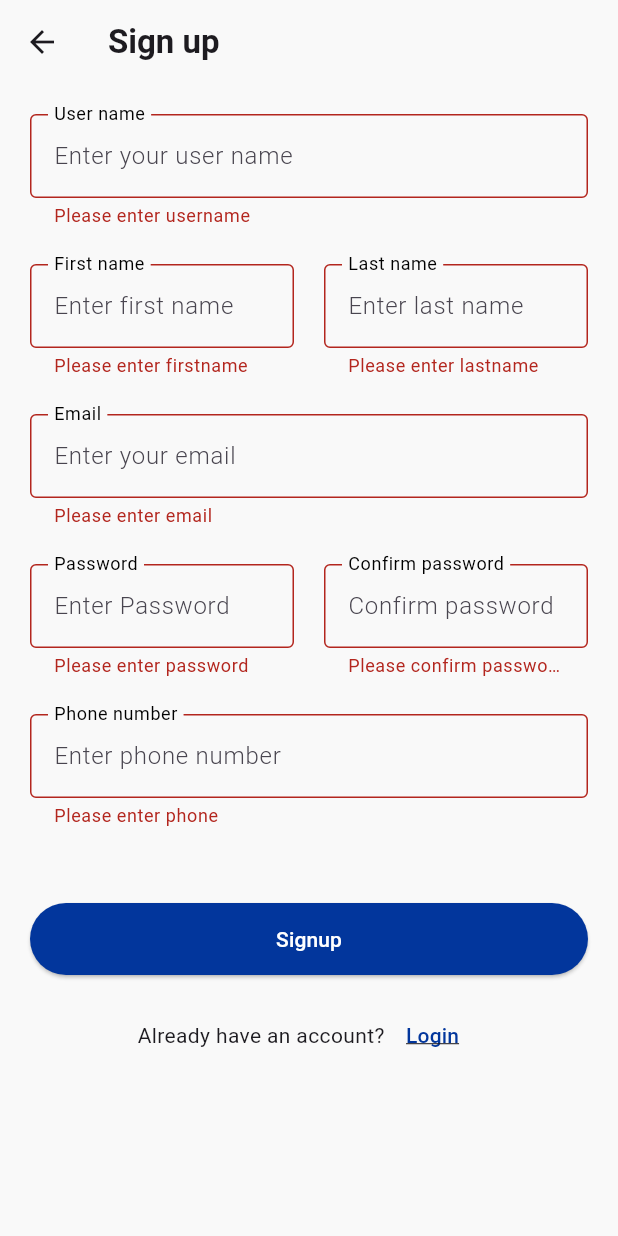
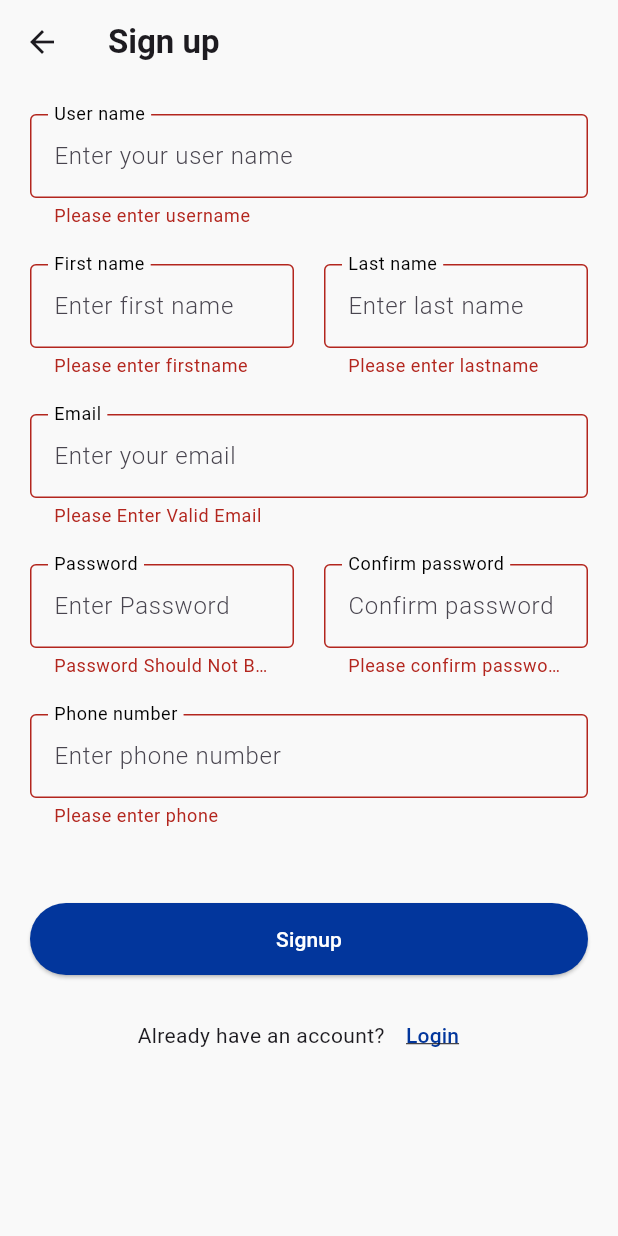
Before and after one commit to AbdulrhmanMohamed/elevate_online_exam, a Flutter app: the RegisterScreen screen opened by its route, after a tap on "Signup", on a phone screen of 412 x 824 dp. Run offline on Flutter 3.47's test engine with Material 3 defaults, Android fonts, the phone set to English and light mode, and no system bars; our stand-ins replace dio, flutter_bloc, get_it, injectable, pretty_dio_logger.

Commit message:
fix:register form validations

```diff
--- a/lib/presentaion/views/login/email_and_password.dart
+++ b/lib/presentaion/views/login/email_and_password.dart
@@ -6,23 +6,44 @@ import 'package:flutter/material.dart';
 class EmailAndPassword extends StatefulWidget {
   final TextEditingController? emailController;
   final TextEditingController? passwordController;
-  bool ?labelError;
-   EmailAndPassword({super.key, this.emailController, this.passwordController,this.labelError=false});
+  bool? labelError;
+  EmailAndPassword(
+      {super.key,
+      this.emailController,
+      this.passwordController,
+      this.labelError = false});
   @override
   State<EmailAndPassword> createState() => _EmailAndPasswordState();
+}
+
+String? email_validator(String? value) {
+  if (value != null && (value.isEmpty || !value.contains("@")))
+    return "Please Enter Valid Email";
+  return null;
+}
+
+String? passwordValidator(String? value) {
+  final RegExp passwordRegExp =
+      RegExp(r'^(?=.*?[A-Z])(?=.*?[a-z])(?=.*?[0-9])(?=.*?[#?!@$%^&*-]).{8,}$');
+
+  if (value!.isEmpty) return "Password Should Not Be Empty";
+  if (!passwordRegExp.hasMatch(value))
+    return "Password should have should have numbers & characters & special letters not less than 8 characters";
+
+  return null;
 }
 
 class _EmailAndPasswordState extends State<EmailAndPassword> {
   @override
   Widget build(BuildContext context) {
-    return Column(children: [
-
+    return Column(
+      children: [
         AppTextFormField(
           hintText: "Enter Your Email",
           label: const Text("Email"),
-                isError:widget.labelError,
+          isError: widget.labelError,
           keyboardType: TextInputType.emailAddress,
-                validator:email_validator,
+          validator: email_validator,
           controller: widget.emailController,
         ),
         vertical_space(AppSizes.s20),
@@ -33,23 +54,7 @@ class _EmailAndPasswordState extends State<EmailAndPassword> {
           validator: passwordValidator,
           controller: widget.passwordController,
         ),
-
-    ],);
+      ],
+    );
   }
-
-   String? email_validator(String ?value){
-  if(value!=null && (value.isEmpty || !value.contains("@")))return "Please Enter Valid Email";
-  return null;
 }
-   String? passwordValidator(String? value) {
-    final RegExp passwordRegExp = RegExp(
-        r'^(?=.*?[A-Z])(?=.*?[a-z])(?=.*?[0-9])(?=.*?[#?!@$%^&*-]).{8,}$');
-
-    if (value!.isEmpty) return "Email Should Not Be Empty";
-    if (!passwordRegExp.hasMatch(value))
-      return "Password should have should have numbers & characters & special letters not less than 8 characters";
-
-    return null;
-  }
-
-}
--- a/lib/presentaion/views/register/register_screen.dart
+++ b/lib/presentaion/views/register/register_screen.dart
@@ -1,5 +1,6 @@
 import 'package:elevate_online_exam/di/di.dart';
 import 'package:elevate_online_exam/presentaion/utils.dart';
+import 'package:elevate_online_exam/presentaion/views/login/email_and_password.dart';
 import 'package:elevate_online_exam/presentaion/views/login/login_screen.dart';
 import 'package:elevate_online_exam/presentaion/views/register/register_viewmodel.dart';
 import 'package:flutter/material.dart';
@@ -25,6 +26,7 @@ class _RegisterScreenState extends State<RegisterScreen> {
   String? _usernameError;
   String? _emailError;
   RegisterViewmodel viewModel = getIt.get<RegisterViewmodel>();
+  RegExp phoneRegex = RegExp(r'^01[0125][0-9]{8}$');
   @override
   Widget build(BuildContext context) {
     const double sizedBoxHeight = 24;
@@ -39,22 +41,20 @@ class _RegisterScreenState extends State<RegisterScreen> {
               ScaffoldMessenger.of(context).showSnackBar(SnackBar(
                 content: const Text('Signed up successfully'),
                 action: SnackBarAction(
-                  label: 'login',
-                  onPressed: () => Navigator.pushNamed(context,'login')
-                ),
+                    label: 'login',
+                    onPressed: () => Navigator.pushNamed(context, 'login')),
               ));
             }
             if (state is ErrorState) {
               final message = extractErrorMessage(state.exception);
               if (message == 'username already exists') {
-                _usernameError = 'The username is not valid';
+                _usernameError = 'username already exists';
                 _formKey.currentState!.validate();
               }
               if (message == 'email already exists') {
-                _emailError = 'The Email is not valid';
+                _emailError = 'email already exists';
                 _formKey.currentState!.validate();
               }
-
               // showDialog(
               //   context: context,
               //   builder: (context) => AlertDialog(
@@ -144,15 +144,7 @@ class _RegisterScreenState extends State<RegisterScreen> {
                       ),
                       const SizedBox(height: sizedBoxHeight),
                       TextFormField(
-                        validator: (value) {
-                          if (_emailError != null) {
-                            return _emailError;
-                          }
-                          if (value == null || value.isEmpty) {
-                            return 'Please enter email';
-                          }
-                          return null;
-                        },
+                        validator: email_validator,
                         controller: _emailController,
                         decoration: const InputDecoration(
                           label: Text('Email'),
@@ -171,12 +163,7 @@ class _RegisterScreenState extends State<RegisterScreen> {
                         children: [
                           Expanded(
                             child: TextFormField(
-                              validator: (value) {
-                                if (value == null || value.isEmpty) {
-                                  return 'Please enter password';
-                                }
-                                return null;
-                              },
+                              validator: passwordValidator,
                               controller: _passwordController,
                               decoration: const InputDecoration(
                                 label: Text('Password'),
@@ -215,6 +202,9 @@ class _RegisterScreenState extends State<RegisterScreen> {
                         validator: (value) {
                           if (value == null || value.isEmpty) {
                             return 'Please enter phone';
+                          }
+                          if (!phoneRegex.hasMatch(value)) {
+                            return 'invalid phone number';
                           }
                           return null;
                         },
@@ -261,7 +251,8 @@ class _RegisterScreenState extends State<RegisterScreen> {
                         children: [
                           const Text('Already have an account?'),
                           TextButton(
-                              onPressed: ()=>Navigator.pushNamed(context,'login'),
+                              onPressed: () =>
+                                  Navigator.pushNamed(context, 'login'),
                               child: const Text(
                                 'Login',
                                 style: TextStyle(
```
Also changed, not shown: lib/presentaion/widgets/app_button.dart (+10 -10 lines). Lines whose indentation alone changed are shown as unchanged.
